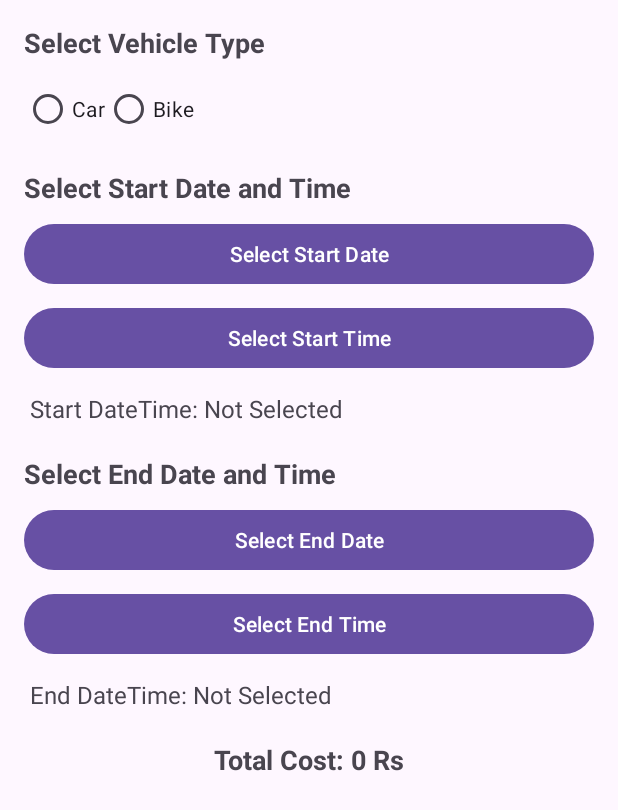
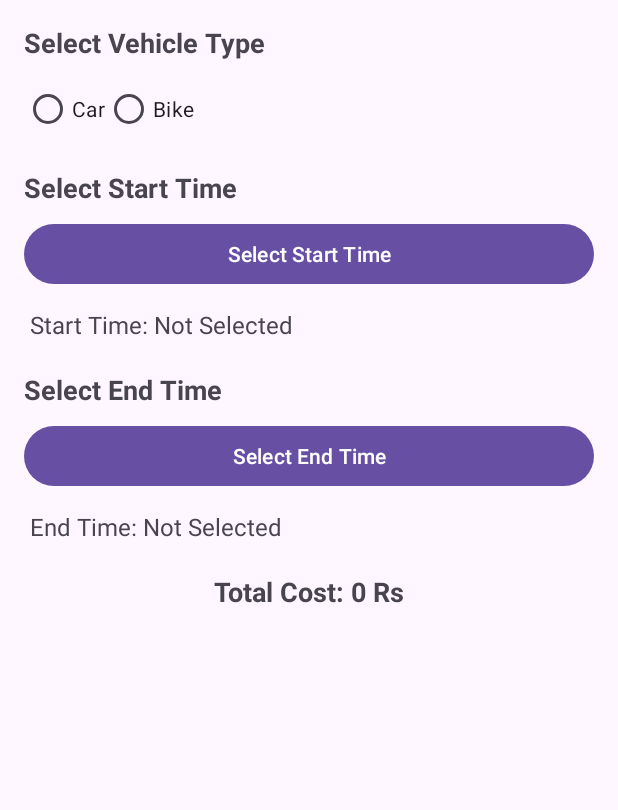
Before and after one commit to Santrokal/Vehicle_Parking_Booking_System, an Android app: the Cost_Calculation screen opened directly, with no data from a screen before it, on a phone screen of 412 x 824 dp. Shown: the top 810 px of the screen. Run offline under Robolectric (Android 15) with nearby library versions, the phone set to English and light mode, and no system bars.

Commit message:
working project

```diff
--- a/app/src/main/java/com/example/vehicle_parking_booking_system/Cost_Calculation.java
+++ b/app/src/main/java/com/example/vehicle_parking_booking_system/Cost_Calculation.java
@@ -1,6 +1,5 @@
 package com.example.vehicle_parking_booking_system;
 
-import android.app.DatePickerDialog;
 import android.app.TimePickerDialog;
 import android.os.Bundle;
 import android.widget.*;
@@ -8,16 +7,15 @@ import androidx.appcompat.app.AppCompatActivity;
 
 import java.text.ParseException;
 import java.text.SimpleDateFormat;
-import java.util.Calendar;
 import java.util.Date;
 
 public class Cost_Calculation extends AppCompatActivity {
 
     private RadioGroup rgVehicleType;
-    private Button btnSelectStartDate, btnSelectEndDate, btnSelectStartTime, btnSelectEndTime;
-    private TextView tvStartDateTime, tvEndDateTime, tvTotalCost;
+    private Button btnSelectStartTime, btnSelectEndTime;
+    private TextView tvStartTime, tvEndTime, tvTotalCost;
 
-    private String selectedStartDateTime, selectedEndDateTime;
+    private String selectedStartTime, selectedEndTime;
     private int vehicleCostPerHourFirst, vehicleCostPerHourAdditional;
     private boolean isReturningUser = true; // Assume user data is known, set to `true` for 20% discount.
 
@@ -28,12 +26,10 @@ public class Cost_Calculation extends AppCompatActivity {
 
         // Initialize views
         rgVehicleType = findViewById(R.id.rgVehicleType);
-        btnSelectStartDate = findViewById(R.id.btnSelectStartDate);
-        btnSelectEndDate = findViewById(R.id.btnSelectEndDate);
         btnSelectStartTime = findViewById(R.id.btnSelectStartTime);
         btnSelectEndTime = findViewById(R.id.btnSelectEndTime);
-        tvStartDateTime = findViewById(R.id.tvStartDateTime);
-        tvEndDateTime = findViewById(R.id.tvEndDateTime);
+        tvStartTime = findViewById(R.id.tvStartTime);
+        tvEndTime = findViewById(R.id.tvEndTime);
         tvTotalCost = findViewById(R.id.tvTotalCost);
 
         // Set vehicle type listener
@@ -48,48 +44,24 @@ public class Cost_Calculation extends AppCompatActivity {
             calculateCost();
         });
 
-        // Set date and time pickers
-        btnSelectStartDate.setOnClickListener(v -> openDatePicker(true));
-        btnSelectEndDate.setOnClickListener(v -> openDatePicker(false));
+        // Set time pickers
         btnSelectStartTime.setOnClickListener(v -> openTimePicker(true));
         btnSelectEndTime.setOnClickListener(v -> openTimePicker(false));
     }
 
-    private void openDatePicker(boolean isStartDate) {
-        final Calendar calendar = Calendar.getInstance();
-        int year = calendar.get(Calendar.YEAR);
-        int month = calendar.get(Calendar.MONTH);
-        int day = calendar.get(Calendar.DAY_OF_MONTH);
-
-        DatePickerDialog datePickerDialog = new DatePickerDialog(this,
-                (view, selectedYear, selectedMonth, selectedDay) -> {
-                    String date = selectedYear + "-" + (selectedMonth + 1) + "-" + selectedDay;
-                    if (isStartDate) {
-                        selectedStartDateTime = date; // Set only date initially
-                        tvStartDateTime.setText("Start Date: " + date);
-                    } else {
-                        selectedEndDateTime = date; // Set only date initially
-                        tvEndDateTime.setText("End Date: " + date);
-                    }
-                    calculateCost();
-                }, year, month, day);
-        datePickerDialog.show();
-    }
-
     private void openTimePicker(boolean isStartTime) {
-        final Calendar calendar = Calendar.getInstance();
-        int hour = calendar.get(Calendar.HOUR_OF_DAY);
-        int minute = calendar.get(Calendar.MINUTE);
+        final int hour = 0; // Default to midnight
+        final int minute = 0;
 
         TimePickerDialog timePickerDialog = new TimePickerDialog(this,
                 (view, selectedHour, selectedMinute) -> {
                     String time = String.format("%02d:%02d", selectedHour, selectedMinute);
                     if (isStartTime) {
-                        selectedStartDateTime += " " + time; // Append time to selected start date
-                        tvStartDateTime.setText("Start DateTime: " + selectedStartDateTime);
+                        selectedStartTime = time;
+                        tvStartTime.setText("Start Time: " + time);
                     } else {
-                        selectedEndDateTime += " " + time; // Append time to selected end date
-                        tvEndDateTime.setText("End DateTime: " + selectedEndDateTime);
+                        selectedEndTime = time;
+                        tvEndTime.setText("End Time: " + time);
                     }
                     calculateCost();
                 }, hour, minute, true);
@@ -97,18 +69,18 @@ public class Cost_Calculation extends AppCompatActivity {
     }
 
     private void calculateCost() {
-        if (selectedStartDateTime == null || selectedEndDateTime == null || vehicleCostPerHourFirst == 0) {
+        if (selectedStartTime == null || selectedEndTime == null || vehicleCostPerHourFirst == 0) {
             tvTotalCost.setText("Total Cost: 0 Rs");
             return;
         }
 
-        SimpleDateFormat dateTimeFormat = new SimpleDateFormat("yyyy-MM-dd HH:mm");
+        SimpleDateFormat timeFormat = new SimpleDateFormat("HH:mm");
         try {
-            Date startDateTime = dateTimeFormat.parse(selectedStartDateTime);
-            Date endDateTime = dateTimeFormat.parse(selectedEndDateTime);
+            Date startTime = timeFormat.parse(selectedStartTime);
+            Date endTime = timeFormat.parse(selectedEndTime);
 
-            if (startDateTime != null && endDateTime != null && !endDateTime.before(startDateTime)) {
-                long diffInMillis = endDateTime.getTime() - startDateTime.getTime();
+            if (startTime != null && endTime != null && !endTime.before(startTime)) {
+                long diffInMillis = endTime.getTime() - startTime.getTime();
                 long diffInMinutes = diffInMillis / (1000 * 60);
                 long hours = diffInMinutes / 60;
                 long remainingMinutes = diffInMinutes % 60;
@@ -129,7 +101,7 @@ public class Cost_Calculation extends AppCompatActivity {
                 tvTotalCost.setText("Total Cost: " + totalCost + " Rs");
             } else {
                 tvTotalCost.setText("Total Cost: 0 Rs");
-                Toast.makeText(this, "End date and time must be after start date and time", Toast.LENGTH_SHORT).show();
+                Toast.makeText(this, "End time must be after start time", Toast.LENGTH_SHORT).show();
             }
         } catch (ParseException e) {
             e.printStackTrace();
--- a/app/src/main/res/layout/activity_cost_calculation.xml
+++ b/app/src/main/res/layout/activity_cost_calculation.xml
@@ -11,7 +11,6 @@
 
         <!-- Vehicle Type Selection -->
         <TextView
-            android:id="@+id/tvVehicleType"
             android:layout_width="wrap_content"
             android:layout_height="wrap_content"
             android:text="Select Vehicle Type"
@@ -38,34 +37,27 @@
                 android:text="Bike" />
         </RadioGroup>
 
-        <!-- Date and Time Selection -->
+        <!-- Time Selection -->
         <TextView
             android:layout_width="wrap_content"
             android:layout_height="wrap_content"
-            android:text="Select Start Date and Time"
+            android:text="Select Start Time"
             android:textSize="18sp"
             android:textStyle="bold"
             android:paddingTop="16dp"
             android:paddingBottom="8dp" />
 
         <Button
-            android:id="@+id/btnSelectStartDate"
-            android:layout_width="match_parent"
-            android:layout_height="wrap_content"
-            android:text="Select Start Date" />
-
-        <Button
             android:id="@+id/btnSelectStartTime"
             android:layout_width="match_parent"
             android:layout_height="wrap_content"
-            android:text="Select Start Time"
-            android:layout_marginTop="8dp" />
+            android:text="Select Start Time" />
 
         <TextView
-            android:id="@+id/tvStartDateTime"
+            android:id="@+id/tvStartTime"
             android:layout_width="match_parent"
             android:layout_height="wrap_content"
-            android:text="Start DateTime: Not Selected"
+            android:text="Start Time: Not Selected"
             android:textSize="16sp"
             android:layout_marginTop="8dp"
             android:padding="4dp" />
@@ -73,30 +65,23 @@
         <TextView
             android:layout_width="wrap_content"
             android:layout_height="wrap_content"
-            android:text="Select End Date and Time"
+            android:text="Select End Time"
             android:textSize="18sp"
             android:textStyle="bold"
             android:paddingTop="16dp"
             android:paddingBottom="8dp" />
 
         <Button
-            android:id="@+id/btnSelectEndDate"
-            android:layout_width="match_parent"
-            android:layout_height="wrap_content"
-            android:text="Select End Date" />
-
-        <Button
             android:id="@+id/btnSelectEndTime"
             android:layout_width="match_parent"
             android:layout_height="wrap_content"
-            android:text="Select End Time"
-            android:layout_marginTop="8dp" />
+            android:text="Select End Time" />
 
         <TextView
-            android:id="@+id/tvEndDateTime"
+            android:id="@+id/tvEndTime"
             android:layout_width="match_parent"
             android:layout_height="wrap_content"
-            android:text="End DateTime: Not Selected"
+            android:text="End Time: Not Selected"
             android:textSize="16sp"
             android:layout_marginTop="8dp"
             android:padding="4dp" />
```
